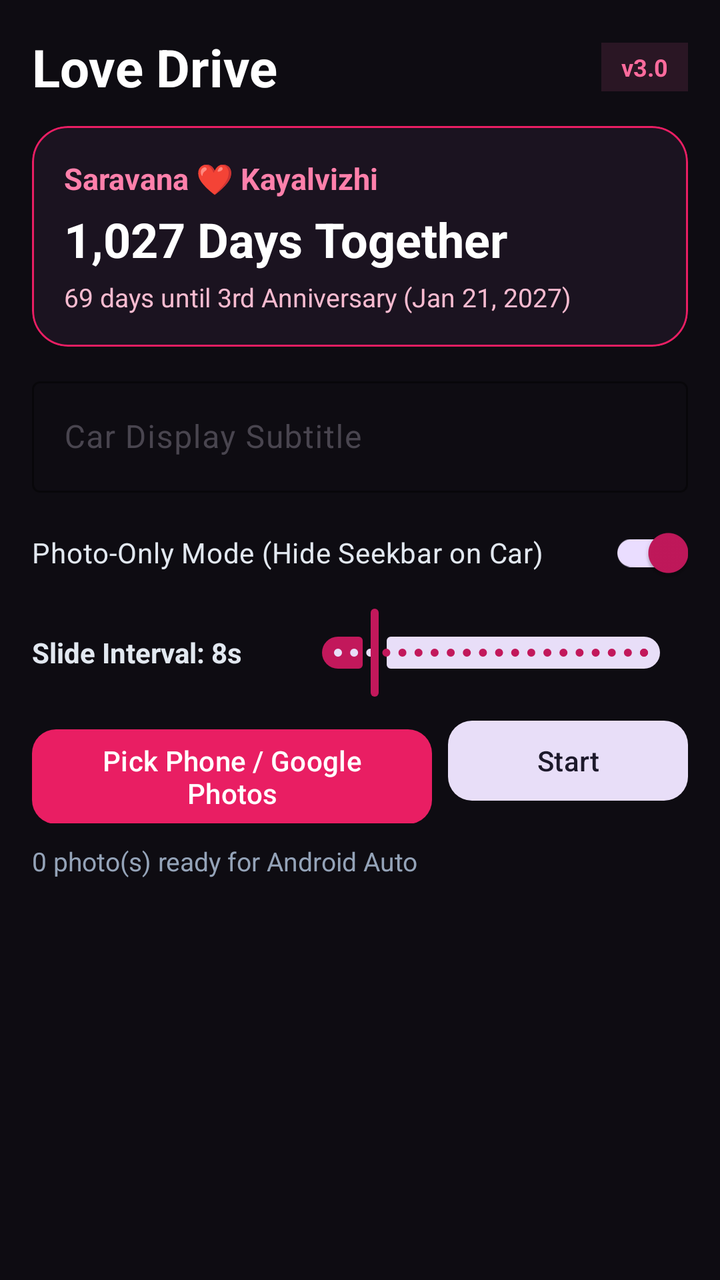
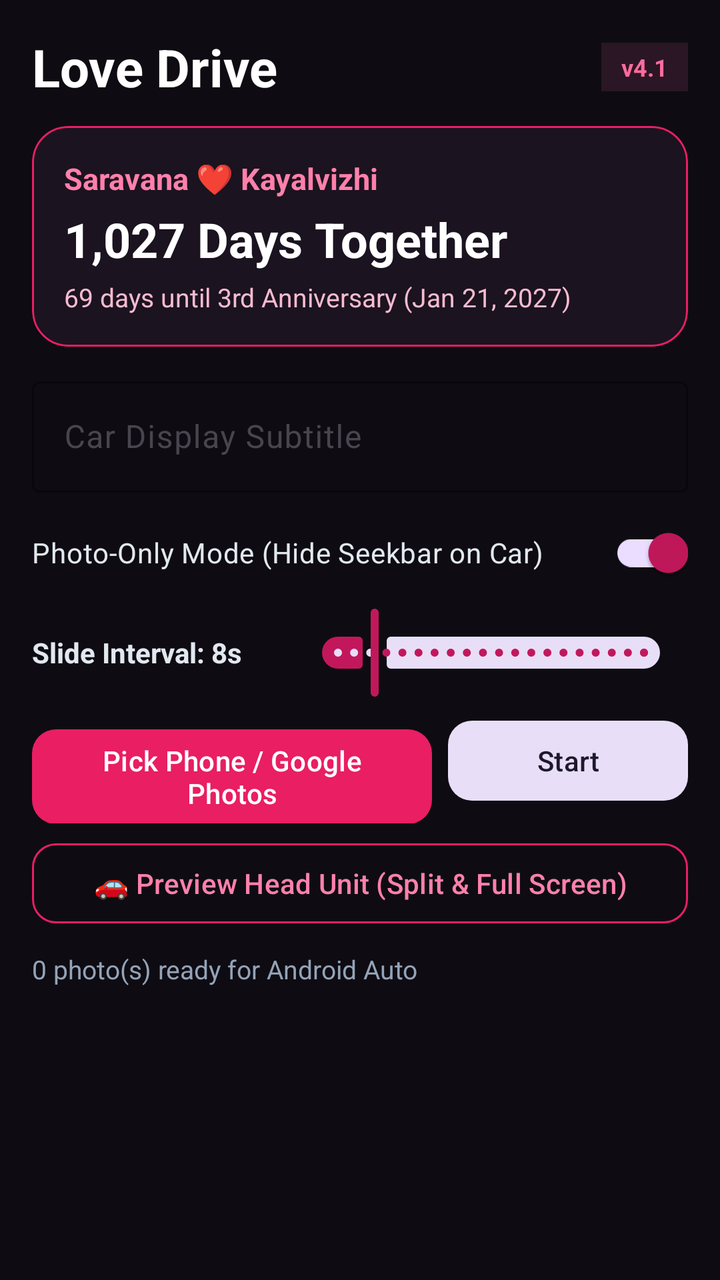

Screens rendered from an Android XML layout before and after an edit, with the pre-edit source and the edit as a unified diff.
<!-- AndroidManifest.xml: application theme Theme.LoveDrive -->
<!-- res/layout/activity_main.xml -->
<?xml version="1.0" encoding="utf-8"?>
<LinearLayout xmlns:android="http://schemas.android.com/apk/res/android"
    xmlns:app="http://schemas.android.com/apk/res-auto"
    android:layout_width="match_parent"
    android:layout_height="match_parent"
    android:orientation="vertical"
    android:padding="16dp"
    android:background="#0E0C12">

    <LinearLayout
        android:layout_width="match_parent"
        android:layout_height="wrap_content"
        android:gravity="center_vertical"
        android:orientation="horizontal">

        <TextView
            android:layout_width="0dp"
            android:layout_height="wrap_content"
            android:layout_weight="1"
            android:text="Love Drive"
            android:textSize="26sp"
            android:textStyle="bold"
            android:textColor="#FFFFFF" />

        <TextView
            android:layout_width="wrap_content"
            android:layout_height="wrap_content"
            android:background="#2A1624"
            android:paddingHorizontal="10dp"
            android:paddingVertical="4dp"
            android:text="v3.0"
            android:textSize="12sp"
            android:textStyle="bold"
            android:textColor="#FF6B9D" />
    </LinearLayout>

    <com.google.android.material.card.MaterialCardView
        android:layout_width="match_parent"
        android:layout_height="wrap_content"
        android:layout_marginTop="12dp"
        app:cardCornerRadius="18dp"
        app:cardBackgroundColor="#1B1320"
        app:strokeColor="#E91E63"
        app:strokeWidth="1dp">

        <LinearLayout
            android:layout_width="match_parent"
            android:layout_height="wrap_content"
            android:orientation="vertical"
            android:padding="16dp">

            <TextView
                android:layout_width="match_parent"
                android:layout_height="wrap_content"
                android:text="Saravana ❤️ Kayalvizhi"
                android:textSize="15sp"
                android:textStyle="bold"
                android:textColor="#FF80AB" />

            <TextView
                android:id="@+id/tvDaysTogether"
                android:layout_width="match_parent"
                android:layout_height="wrap_content"
                android:layout_marginTop="4dp"
                android:text="1,027 Days Together"
                android:textSize="24sp"
                android:textStyle="bold"
                android:textColor="#FFFFFF" />

            <TextView
                android:id="@+id/tvNextAnniversary"
                android:layout_width="match_parent"
                android:layout_height="wrap_content"
                android:layout_marginTop="4dp"
                android:text="69 days until 3rd Anniversary (Jan 21, 2027)"
                android:textSize="13sp"
                android:textColor="#F8BBD0" />
        </LinearLayout>
    </com.google.android.material.card.MaterialCardView>

    <com.google.android.material.textfield.TextInputLayout
        android:layout_width="match_parent"
        android:layout_height="wrap_content"
        android:layout_marginTop="12dp"
        android:hint="Car Display Subtitle"
        app:boxStrokeColor="#E91E63"
        app:hintTextColor="#FF80AB"
        style="@style/Widget.Material3.TextInputLayout.OutlinedBox">

        <com.google.android.material.textfield.TextInputEditText
            android:id="@+id/etSubtitle"
            android:layout_width="match_parent"
            android:layout_height="wrap_content"
            android:textColor="#FFFFFF"
            android:singleLine="true" />
    </com.google.android.material.textfield.TextInputLayout>

    <com.google.android.material.switchmaterial.SwitchMaterial
        android:id="@+id/switchHideSeekbar"
        android:layout_width="match_parent"
        android:layout_height="wrap_content"
        android:layout_marginTop="6dp"
        android:text="Photo-Only Mode (Hide Seekbar on Car)"
        android:textColor="#E2E8F0"
        android:checked="true" />

    <LinearLayout
        android:layout_width="match_parent"
        android:layout_height="wrap_content"
        android:layout_marginTop="2dp"
        android:gravity="center_vertical"
        android:orientation="horizontal">

        <TextView
            android:id="@+id/tvIntervalLabel"
            android:layout_width="0dp"
            android:layout_height="wrap_content"
            android:layout_weight="1"
            android:text="Slide Interval: 8s"
            android:textSize="14sp"
            android:textStyle="bold"
            android:textColor="#E2E8F0" />

        <com.google.android.material.slider.Slider
            android:id="@+id/sliderInterval"
            android:layout_width="0dp"
            android:layout_height="wrap_content"
            android:layout_weight="1.5"
            android:valueFrom="5"
            android:valueTo="30"
            android:stepSize="1"
            android:value="8" />
    </LinearLayout>

    <LinearLayout
        android:layout_width="match_parent"
        android:layout_height="wrap_content"
        android:layout_marginTop="6dp"
        android:orientation="horizontal">

        <com.google.android.material.button.MaterialButton
            android:id="@+id/btnAddPhotos"
            android:layout_width="0dp"
            android:layout_height="wrap_content"
            android:layout_weight="1.25"
            android:layout_marginEnd="8dp"
            android:text="Pick Phone / Google Photos"
            app:backgroundTint="#E91E63"
            app:cornerRadius="12dp" />

        <com.google.android.material.button.MaterialButton
            android:id="@+id/btnTogglePlay"
            style="@style/Widget.Material3.Button.TonalButton"
            android:layout_width="0dp"
            android:layout_height="wrap_content"
            android:layout_weight="0.75"
            android:text="Start"
            app:cornerRadius="12dp" />
    </LinearLayout>

    <TextView
        android:id="@+id/tvCount"
        android:layout_width="match_parent"
        android:layout_height="wrap_content"
        android:layout_marginTop="10dp"
        android:text="0 photo(s) ready for Android Auto"
        android:textSize="13sp"
        android:textColor="#94A3B8" />

    <androidx.recyclerview.widget.RecyclerView
        android:id="@+id/rvPhotos"
        android:layout_width="match_parent"
        android:layout_height="0dp"
        android:layout_weight="1"
        android:layout_marginTop="8dp" />

</LinearLayout>
<!-- resources referenced by this layout -->
<resources>
  <style name="Theme.LoveDrive" parent="Theme.Material3.DayNight.NoActionBar">
          <item name="colorPrimary">#C2185B</item>
          <item name="colorOnPrimary">#FFFFFF</item>
          <item name="colorSecondary">#AD1457</item>
          <item name="android:statusBarColor">#880E4F</item>
      </style>
</resources>

<!-- the commit's change to res/layout/activity_main.xml (unified diff, before → after) -->
@@ -28,7 +28,7 @@
             android:background="#2A1624"
             android:paddingHorizontal="10dp"
             android:paddingVertical="4dp"
-            android:text="v3.0"
+            android:text="v4.1"
             android:textSize="12sp"
             android:textStyle="bold"
             android:textColor="#FF6B9D" />
@@ -52,6 +52,7 @@
             <TextView
                 android:layout_width="match_parent"
                 android:layout_height="wrap_content"
+                android:id="@+id/tvGreeting"
                 android:text="Saravana ❤️ Kayalvizhi"
                 android:textSize="15sp"
                 android:textStyle="bold"
@@ -158,8 +159,19 @@
             app:cornerRadius="12dp" />
     </LinearLayout>
 
+    <com.google.android.material.button.MaterialButton
+        android:id="@+id/btnPreviewHeadUnit"
+        style="@style/Widget.Material3.Button.OutlinedButton"
+        android:layout_width="match_parent"
+        android:layout_height="wrap_content"
+        android:layout_marginTop="6dp"
+        android:text="🚗 Preview Head Unit (Split &amp; Full Screen)"
+        android:textColor="#FF80AB"
+        app:strokeColor="#E91E63"
+        app:cornerRadius="12dp" />
+
     <TextView
-        android:id="@+id/tvCount"
+        android:id="@+id/tvCount" 
         android:layout_width="match_parent"
         android:layout_height="wrap_content"
         android:layout_marginTop="10dp"
